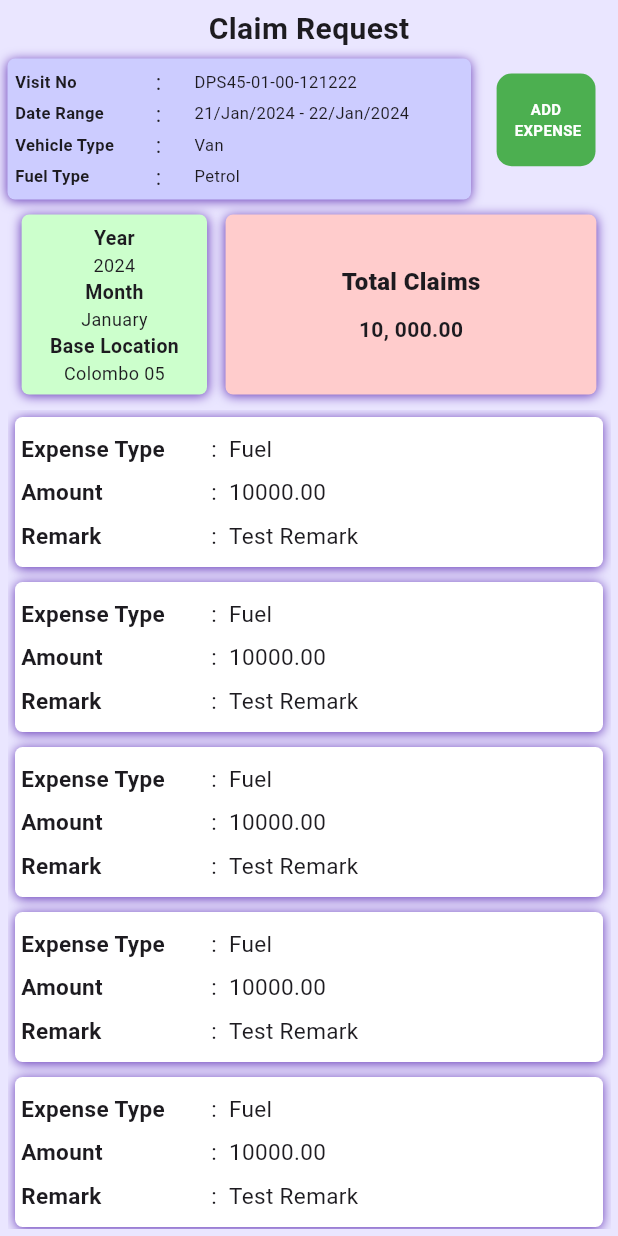
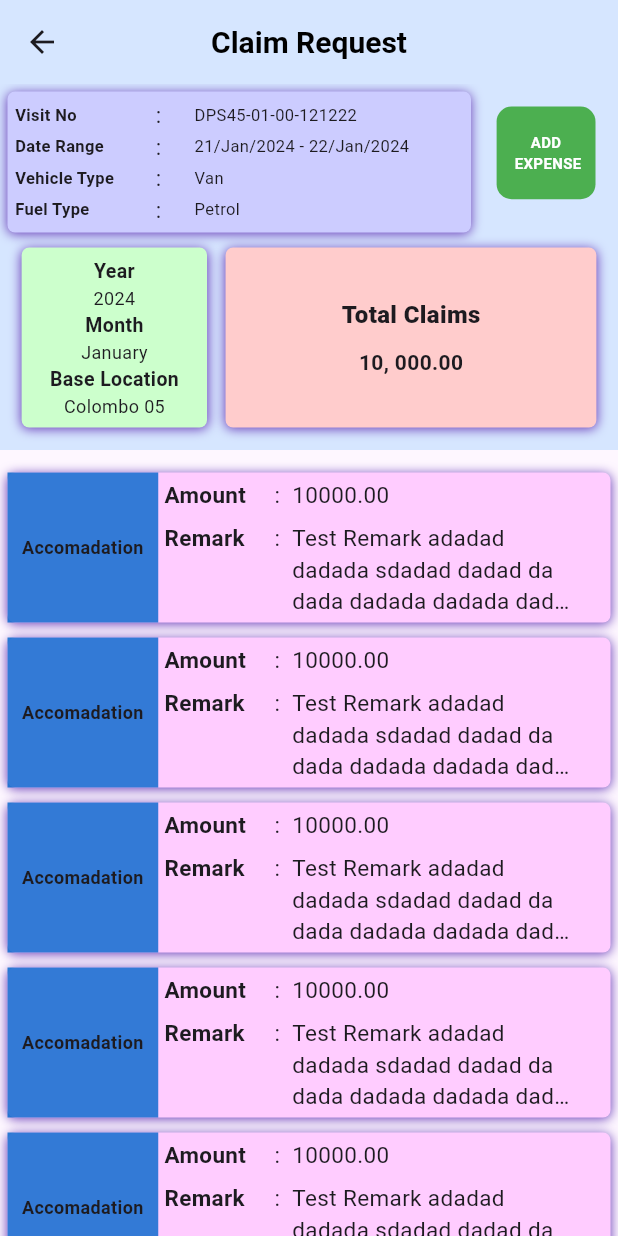
Before and after one commit to nadeeshapathiraja/sfa_claim, a Flutter app: the ClaimRequest screen opened directly, on a phone screen of 412 x 824 dp. Run offline on Flutter 3.47's test engine with Material 3 defaults, Android fonts, the phone set to English and light mode, and no system bars; our stand-ins replace dropdown_button2, flutter_spinkit, image_picker, nb_utils; missing offline and left inert: dart:ffi.

```diff
--- a/lib/claim_history/claim_history.dart
+++ b/lib/claim_history/claim_history.dart
@@ -1,4 +1,9 @@
 import 'package:flutter/material.dart';
+import 'package:nb_utils/nb_utils.dart';
+import 'package:sfa_claim/components/custom_button.dart';
+import 'package:sfa_claim/components/custom_text.dart';
+
+import '../claim_request/claim_request_screen.dart';
 
 class ClaimHistory extends StatefulWidget {
   const ClaimHistory({super.key});
@@ -10,6 +15,43 @@ class ClaimHistory extends StatefulWidget {
 class _ClaimHistoryState extends State<ClaimHistory> {
   @override
   Widget build(BuildContext context) {
-    return Scaffold(body: Container());
+    return Scaffold(
+      body: SafeArea(
+        child: Column(
+          children: [
+            const CustomText(
+              text: 'Claim History',
+              fontSize: 20,
+              fontWeight: FontWeight.bold,
+            ),
+            CustomButton(
+                onTap: () {
+                  Navigator.push(
+                    context,
+                    MaterialPageRoute(
+                      builder: (context) => const ClaimRequest(),
+                    ),
+                  );
+                },
+                text: "text"),
+            Container(
+              width: context.width(),
+              height: context.height() / 3,
+              decoration: BoxDecoration(
+                borderRadius: BorderRadius.circular(5.0),
+                color: const Color(0xffffccff),
+                boxShadow: const [
+                  BoxShadow(
+                    color: Colors.deepPurple,
+                    offset: Offset(0.0, 1.0), //(x,y)
+                    blurRadius: 6.0,
+                  ),
+                ],
+              ),
+            ),
+          ],
+        ),
+      ),
+    );
   }
 }
--- a/lib/claim_request/claim_request_screen.dart
+++ b/lib/claim_request/claim_request_screen.dart
@@ -95,19 +95,26 @@ class _ClaimRequestState extends State<ClaimRequest> {
   Widget build(BuildContext context) {
     final size = MediaQuery.of(context).size;
     return Scaffold(
-      body: SafeArea(
-        child: Container(
-          color: const Color(0xffCCCCFF).withOpacity(0.4),
+      appBar: AppBar(
+        backgroundColor: const Color(0xff99ccff).withOpacity(0.4),
+        centerTitle: true,
+        title: const CustomText(
+          text: 'Claim Request',
+          textAlign: TextAlign.center,
+          color: Colors.black,
+          fontSize: 20,
+          fontWeight: FontWeight.bold,
+        ),
+      ),
+      body: SingleChildScrollView(
+        child: Column(
+          children: [
+            Container(
+              color: const Color(0xff99ccff).withOpacity(0.4),
               child: Padding(
                 padding: const EdgeInsets.all(5.0),
                 child: Column(
                   children: [
-                const CustomText(
-                  text: "Claim Request",
-                  fontSize: 20,
-                  fontWeight: FontWeight.bold,
-                ),
-                const SizedBox(height: 5),
                     Row(
                       mainAxisAlignment: MainAxisAlignment.spaceBetween,
                       crossAxisAlignment: CrossAxisAlignment.start,
@@ -129,125 +136,6 @@ class _ClaimRequestState extends State<ClaimRequest> {
                             padding: EdgeInsets.all(5.0),
                             child: Column(
                               children: [
-                            // Row(
-                            //   children: [
-                            //     const CustomText(
-                            //       text: 'Visit No',
-                            //       fontSize: 12,
-                            //     ),
-                            //     const SizedBox(width: 10),
-                            //     Flexible(
-                            //       child: Container(
-                            //         height: 30,
-                            //         width: double.infinity,
-                            //         decoration: BoxDecoration(
-                            //           border: Border.all(),
-                            //         ),
-                            //         child: DropdownButtonHideUnderline(
-                            //           child: DropdownButton2<String>(
-                            //             isExpanded: true,
-
-                            //             hint: Text(
-                            //               'Select Expense',
-                            //               style: TextStyle(
-                            //                 fontSize: 10,
-                            //                 color: Theme.of(context).hintColor,
-                            //               ),
-                            //             ),
-                            //             items: visit_no
-                            //                 .map((item) => DropdownMenuItem(
-                            //                       value: item,
-                            //                       child: Text(
-                            //                         item,
-                            //                         style: const TextStyle(
-                            //                           fontSize: 12,
-                            //                         ),
-                            //                       ),
-                            //                     ))
-                            //                 .toList(),
-
-                            //             onChanged: (value) {
-                            //               _changeVisitNo(value);
-                            //               setState(() {
-                            //                 selectedVisitNo = value!;
-                            //               });
-
-                            //               print(selectedVisitNo);
-                            //             },
-                            //             value: selectedVisitNo.isEmpty
-                            //                 ? visit_no.first
-                            //                 : selectedVisitNo,
-                            //             buttonStyleData: const ButtonStyleData(
-                            //               padding: EdgeInsets.symmetric(
-                            //                   horizontal: 16),
-                            //               height: 40,
-                            //               width: 200,
-                            //             ),
-                            //             dropdownStyleData:
-                            //                 const DropdownStyleData(
-                            //               maxHeight: 200,
-                            //             ),
-                            //             menuItemStyleData:
-                            //                 const MenuItemStyleData(
-                            //               height: 40,
-                            //             ),
-                            //             dropdownSearchData: DropdownSearchData(
-                            //               searchController:
-                            //                   textEditingController,
-                            //               searchInnerWidgetHeight: 50,
-                            //               searchInnerWidget: Container(
-                            //                 height: 50,
-                            //                 padding: const EdgeInsets.only(
-                            //                   top: 8,
-                            //                   bottom: 4,
-                            //                   right: 8,
-                            //                   left: 8,
-                            //                 ),
-                            //                 child: TextFormField(
-                            //                   expands: true,
-                            //                   maxLines: null,
-                            //                   controller: textEditingController,
-                            //                   decoration: InputDecoration(
-                            //                     isDense: true,
-                            //                     contentPadding:
-                            //                         const EdgeInsets.symmetric(
-                            //                       horizontal: 10,
-                            //                       vertical: 8,
-                            //                     ),
-                            //                     hintText: 'Search Visit No',
-                            //                     hintStyle: const TextStyle(
-                            //                         fontSize: 12),
-                            //                     border: OutlineInputBorder(
-                            //                       borderRadius:
-                            //                           BorderRadius.circular(8),
-                            //                     ),
-                            //                   ),
-                            //                 ),
-                            //               ),
-                            //               searchMatchFn: (item, searchValue) {
-                            //                 return item.value!
-                            //                     .toLowerCase()
-                            //                     .toString()
-                            //                     .contains(
-                            //                       searchValue.toLowerCase(),
-                            //                     );
-                            //               },
-                            //             ),
-                            //             //This to clear the search value when you close the menu
-                            //             // onMenuStateChange: (isOpen) {
-                            //             //   if (!isOpen) {
-                            //             //     textEditingController.clear();
-                            //             //     setState(() {
-                            //             //       selectedVisitNo = '';
-                            //             //     });
-                            //             //   }
-                            //             // },
-                            //           ),
-                            //         ),
-                            //       ),
-                            //     ),
-                            //   ],
-                            // ),
                                 RowTile(
                                   title: 'Visit No',
                                   value: 'DPS45-01-00-121222',
@@ -317,8 +205,10 @@ class _ClaimRequestState extends State<ClaimRequest> {
                                                 decoration: BoxDecoration(
                                                   border: Border.all(),
                                                 ),
-                                            child: DropdownButtonHideUnderline(
-                                              child: DropdownButton2<String>(
+                                                child:
+                                                    DropdownButtonHideUnderline(
+                                                  child:
+                                                      DropdownButton2<String>(
                                                     isExpanded: true,
                                                     hint: Text(
                                                       'Select Expense',
@@ -348,15 +238,17 @@ class _ClaimRequestState extends State<ClaimRequest> {
                                                             value!;
                                                       });
 
-                                                  print(selectedExpenseType);
+                                                      print(
+                                                          selectedExpenseType);
                                                     },
-                                                value:
-                                                    selectedExpenseType.isEmpty
+                                                    value: selectedExpenseType
+                                                            .isEmpty
                                                         ? items.first
                                                         : selectedExpenseType,
                                                     buttonStyleData:
                                                         const ButtonStyleData(
-                                                  padding: EdgeInsets.symmetric(
+                                                      padding:
+                                                          EdgeInsets.symmetric(
                                                               horizontal: 16),
                                                       height: 40,
                                                       width: 200,
@@ -373,11 +265,14 @@ class _ClaimRequestState extends State<ClaimRequest> {
                                                         DropdownSearchData(
                                                       searchController:
                                                           textEditingController,
-                                                  searchInnerWidgetHeight: 50,
-                                                  searchInnerWidget: Container(
+                                                      searchInnerWidgetHeight:
+                                                          50,
+                                                      searchInnerWidget:
+                                                          Container(
                                                         height: 50,
                                                         padding:
-                                                        const EdgeInsets.only(
+                                                            const EdgeInsets
+                                                                .only(
                                                           top: 8,
                                                           bottom: 4,
                                                           right: 8,
@@ -401,12 +296,14 @@ class _ClaimRequestState extends State<ClaimRequest> {
                                                                 'Search for an item...',
                                                             hintStyle:
                                                                 const TextStyle(
-                                                                fontSize: 12),
+                                                                    fontSize:
+                                                                        12),
                                                             border:
                                                                 OutlineInputBorder(
                                                               borderRadius:
                                                                   BorderRadius
-                                                                  .circular(8),
+                                                                      .circular(
+                                                                          8),
                                                             ),
                                                           ),
                                                         ),
@@ -449,8 +346,10 @@ class _ClaimRequestState extends State<ClaimRequest> {
                                                           Colors.deepPurple,
                                                       isChecked: false,
                                                       text: ' With Bill',
-                                                  textStyle: const TextStyle(
-                                                    fontWeight: FontWeight.bold,
+                                                      textStyle:
+                                                          const TextStyle(
+                                                        fontWeight:
+                                                            FontWeight.bold,
                                                       ),
                                                       onTap: (val) {
                                                         setState2(() {
@@ -474,12 +373,14 @@ class _ClaimRequestState extends State<ClaimRequest> {
                                                           setState2(() {
                                                             selectImages(
                                                               () {
-                                                            setState2(() {});
+                                                                setState2(
+                                                                    () {});
                                                               },
                                                             );
                                                           });
                                                           setState2(() {});
-                                                      print(imageList.length);
+                                                          print(
+                                                              imageList.length);
                                                         },
                                                         text: 'Upload',
                                                       ),
@@ -497,8 +398,10 @@ class _ClaimRequestState extends State<ClaimRequest> {
                                                           gridDelegate:
                                                               const SliverGridDelegateWithFixedCrossAxisCount(
                                                             crossAxisCount: 3,
-                                                        crossAxisSpacing: 4.0,
-                                                        mainAxisSpacing: 4.0,
+                                                            crossAxisSpacing:
+                                                                4.0,
+                                                            mainAxisSpacing:
+                                                                4.0,
                                                           ),
                                                           itemBuilder:
                                                               (context, index) {
@@ -595,12 +498,12 @@ class _ClaimRequestState extends State<ClaimRequest> {
                         SizedBox(width: size.width * 0.03),
                         InkWell(
                           onTap: () {
-                        Navigator.push(
-                          context,
-                          MaterialPageRoute(
-                            builder: (context) => const ClaimHistory(),
-                          ),
-                        );
+                            // Navigator.push(
+                            //   context,
+                            //   MaterialPageRoute(
+                            //     builder: (context) => const ClaimHistory(),
+                            //   ),
+                            // );
                           },
                           child: Container(
                             width: size.width * 0.6,
@@ -642,19 +545,24 @@ class _ClaimRequestState extends State<ClaimRequest> {
                       ],
                     ),
                     const SizedBox(height: 10),
-                Expanded(
-                  child: ListView.builder(
-                    physics: const BouncingScrollPhysics(),
-                    itemCount: 5,
+                  ],
+                ),
+              ),
+            ),
+            const SizedBox(height: 10),
+            ListView.builder(
+              shrinkWrap: true,
+              physics: const NeverScrollableScrollPhysics(),
+              itemCount: 10,
               itemBuilder: (context, index) {
                 return Padding(
                   padding: const EdgeInsets.all(5.0),
                   child: Container(
-                          height: 100,
+                    // height: 100,
                     width: size.width * 0.8,
                     decoration: BoxDecoration(
                       borderRadius: BorderRadius.circular(5.0),
-                            color: Colors.white,
+                      color: const Color(0xffffccff),
                       boxShadow: const [
                         BoxShadow(
                           color: Colors.deepPurple,
@@ -663,31 +571,64 @@ class _ClaimRequestState extends State<ClaimRequest> {
                         ),
                       ],
                     ),
-                          child: const Column(
-                            mainAxisAlignment: MainAxisAlignment.center,
+                    child: Row(
                       children: [
-                              ListViewTile(
-                                title: 'Expense Type',
-                                value: "Fuel",
+                        Flexible(
+                          flex: 1,
+                          fit: FlexFit.tight,
+                          child: Container(
+                            decoration: BoxDecoration(
+                              color: const Color(0xff0066cc).withOpacity(0.8),
+                              // borderRadius: const BorderRadius.only(
+                              //   bottomRight: Radius.circular(10),
+                              //   topRight: Radius.circular(10),
+                              //   topLeft: Radius.circular(5),
+                              //   bottomLeft: Radius.circular(5),
+                              // ),
                             ),
+                            width: context.width() * 0.5,
+                            height: 100,
+                            child: const Center(
+                              child: CustomText(
+                                text: 'Accomadation',
+                                fontSize: 12,
+                                textAlign: TextAlign.center,
+                                fontWeight: FontWeight.bold,
+                                textOverflow: TextOverflow.clip,
+                              ),
+                            ),
+                          ),
+                        ),
+                        const Flexible(
+                          flex: 3,
+                          fit: FlexFit.tight,
+                          child: SizedBox(
+                            height: 100,
+                            child: Column(
+                              children: [
                                 ListViewTile(
                                   title: 'Amount',
                                   value: "10000.00",
                                 ),
                                 ListViewTile(
                                   title: 'Remark',
-                                value: "Test Remark",
+                                  value:
+                                      "Test Remark adadad dadada sdadad dadad da dada dadada dadada dadad ",
                                 ),
+                              ],
+                            ),
+                          ),
+                        )
                       ],
                     ),
                   ),
                 );
               },
             ),
-                ),
+            SizedBox(
+              height: context.height() * 0.02,
+            )
           ],
-            ),
-          ),
         ),
       ),
     );
@@ -708,7 +649,10 @@ class ListViewTile extends StatelessWidget {
   Widget build(BuildContext context) {
     return Padding(
       padding: const EdgeInsets.all(4.0),
+      child: SizedBox(
+        // width: context.width() * 0.6,
         child: Row(
+          crossAxisAlignment: CrossAxisAlignment.start,
           children: [
             Flexible(
               flex: 1,
@@ -722,18 +666,24 @@ class ListViewTile extends StatelessWidget {
               text: ' :  ',
             ),
             Flexible(
-            flex: 2,
+              flex: 3,
               fit: FlexFit.tight,
               child: Row(
                 mainAxisAlignment: MainAxisAlignment.start,
                 children: [
-                CustomText(
+                  SizedBox(
+                    width: context.width() * 0.45,
+                    child: CustomText(
+                      textOverflow: TextOverflow.ellipsis,
                       text: value,
+                      maxLines: 3,
+                    ),
                   ),
                 ],
               ),
             ),
           ],
+        ),
       ),
     );
   }
--- a/lib/components/custom_text.dart
+++ b/lib/components/custom_text.dart
@@ -8,6 +8,7 @@ class CustomText extends StatelessWidget {
     this.color,
     this.fontWeight,
     this.textAlign,
+    this.maxLines,
     this.textOverflow = TextOverflow.ellipsis,
   }) : super(key: key);
 
@@ -17,6 +18,7 @@ class CustomText extends StatelessWidget {
   final FontWeight? fontWeight;
   final TextAlign? textAlign;
   final TextOverflow textOverflow;
+  final int? maxLines;
 
   @override
   Widget build(BuildContext context) {
@@ -24,6 +26,7 @@ class CustomText extends StatelessWidget {
       text,
       textAlign: textAlign,
       overflow: textOverflow,
+      maxLines: maxLines,
       style: TextStyle(
         fontSize: fontSize,
         color: color,
--- a/lib/main.dart
+++ b/lib/main.dart
@@ -1,5 +1,7 @@
 import 'package:flutter/material.dart';
 import 'package:sfa_claim/claim_request/claim_request_screen.dart';
+
+import 'claim_history/claim_history.dart';
 
 void main() {
   runApp(const MyApp());
@@ -18,7 +20,7 @@ class MyApp extends StatelessWidget {
         colorScheme: ColorScheme.fromSeed(seedColor: Colors.deepPurple),
         useMaterial3: true,
       ),
-      home: const ClaimRequest(),
+      home: const ClaimHistory(),
     );
   }
 }
```
Also changed, not shown: pubspec.yaml (+3 -4 lines), pubspec.lock. Lines whose indentation alone changed are shown as unchanged.
